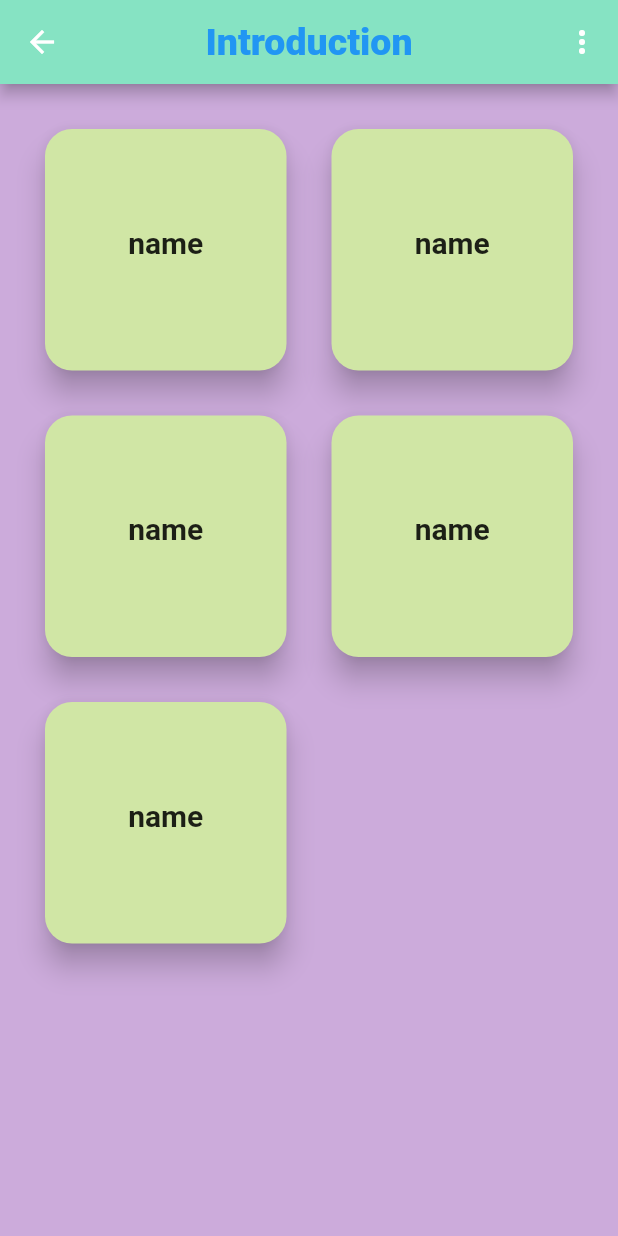
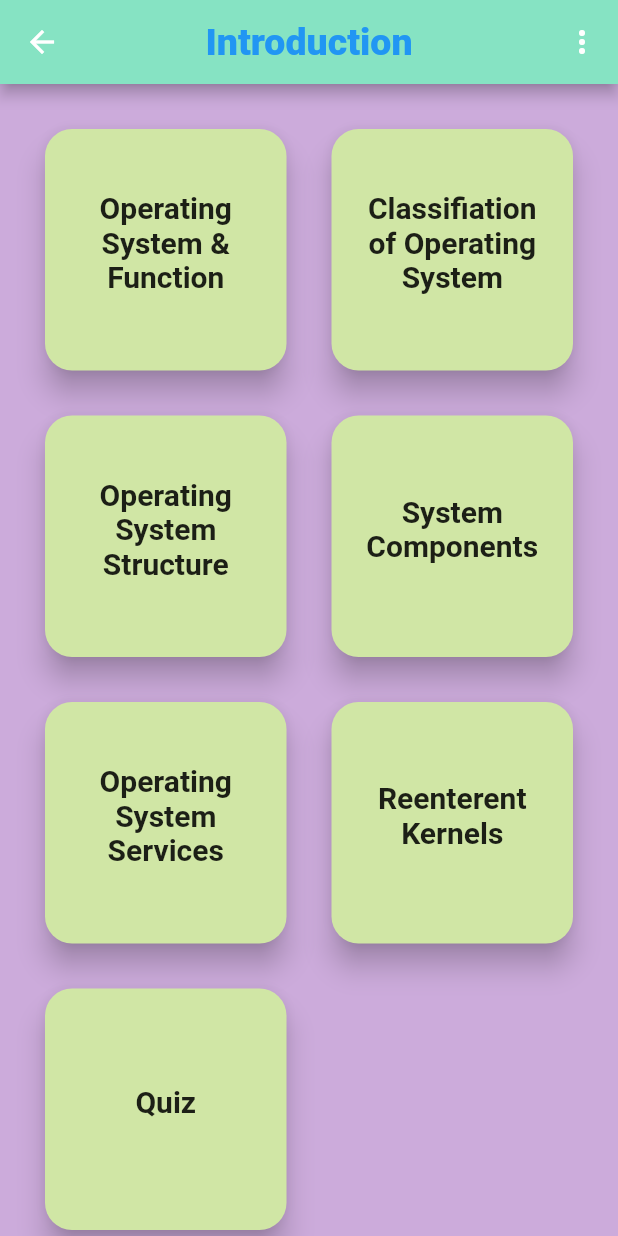
Before and after one commit to AmarjeetSrivastava/notestemplate, a Flutter app: the screen it shows after launch, after a tap on "Introduction", on a phone screen of 412 x 824 dp. Run offline on Flutter 3.47's test engine with Material 2 defaults, Android fonts, the phone set to English and light mode, and no system bars; missing offline and left inert: bulleted_list.

Commit message:
chapters-added

```diff
--- a/lib/data/data.dart
+++ b/lib/data/data.dart
@@ -1,18 +1,11 @@
 import 'package:my_notes/models/model.dart';
+import 'package:my_notes/pages/quiz.dart';
 import 'package:my_notes/pages/topics.dart';
 
 const applicationName = "Operating System Notes";
 
-// //Chapters List
-// final chapters = [
-//   "Introduction",
-//   "Concurrent Processes",
-//   "CPU Scheduling",
-//   "Memory management",
-//   "I/O Management and Disk Scheduling",
-// ];
+//Topics Lists
 
-// //Topics Lists
 // List topic1 = [
 //   "Operating System & Function",
 //   "Classifiation of Operating System",
@@ -289,17 +282,141 @@ final questions = [
 
 //Chapters and Topic List
 final chapters = [
-  Chapter(chapname: "Introduction", topn: [
-    Topic(name: "name", widget: const TopicName(title: "title")),
-    Topic(name: "name", widget: const TopicName(title: "title")),
-    Topic(name: "name", widget: const TopicName(title: "title")),
-    Topic(name: "name", widget: const TopicName(title: "title")),
-    Topic(name: "name", widget: const TopicName(title: "title")),
+  Chapter(chapterName: "Introduction", topics: [
+    Topic(
+        name: "Operating System & Function",
+        widget: TopicName(title: "yahaa par name lana hai")),
+    Topic(
+        name: "Classifiation of Operating System",
+        widget: const TopicName(title: "title")),
+    Topic(
+        name: "Operating System Structure",
+        widget: const TopicName(title: "title")),
+    Topic(name: "System Components", widget: const TopicName(title: "title")),
+    Topic(
+        name: "Operating System Services",
+        widget: const TopicName(title: "title")),
+    Topic(name: "Reenterent Kernels", widget: const TopicName(title: "title")),
+    Topic(name: "Quiz", widget: const Quiz1()),
   ]),
-  Chapter(chapname: "Introduction", topn: [
-    Topic(name: "name", widget: const TopicName(title: "title")),
-    Topic(name: "name", widget: const TopicName(title: "title")),
-    Topic(name: "name", widget: const TopicName(title: "title")),
-    Topic(name: "name", widget: const TopicName(title: "title")),
-  ]),
+  Chapter(
+    chapterName: "Concurrent Processes",
+    topics: [
+      Topic(name: "Process Concept", widget: const TopicName(title: "title")),
+      Topic(
+          name: "Principal of Concurrency",
+          widget: const TopicName(title: "title")),
+      Topic(
+          name: "Producer/Consumer Problem",
+          widget: const TopicName(title: "title")),
+      Topic(name: "Mutual Exclution", widget: const TopicName(title: "title")),
+      Topic(
+          name: "Critical Section Problem",
+          widget: const TopicName(title: "title")),
+      Topic(name: "Dekker's Solution", widget: const TopicName(title: "title")),
+      Topic(
+          name: "PeterSon's Solution", widget: const TopicName(title: "title")),
+      Topic(name: "Semaphores", widget: const TopicName(title: "title")),
+      Topic(
+          name: "Test and Set Operation",
+          widget: const TopicName(title: "title")),
+      Topic(
+          name: "Classical Problem in Concurrency",
+          widget: const TopicName(title: "title")),
+      Topic(
+          name: "Inter Process Communicationn",
+          widget: const TopicName(title: "title")),
+      Topic(
+          name: "Process Generation", widget: const TopicName(title: "title")),
+      Topic(name: "Quiz", widget: const TopicName(title: "title")),
+    ],
+  ),
+  Chapter(
+    chapterName: "CPU Scheduling",
+    topics: [
+      Topic(
+          name: "Scheduling Concepts", widget: const TopicName(title: "title")),
+      Topic(
+          name: "Performance Criteria",
+          widget: const TopicName(title: "title")),
+      Topic(name: "Process States", widget: const TopicName(title: "title")),
+      Topic(
+          name: "Process Transition Diagram",
+          widget: const TopicName(title: "title")),
+      Topic(name: "Schedulers", widget: const TopicName(title: "title")),
+      Topic(
+          name: "Process Control Block",
+          widget: const TopicName(title: "title")),
+      Topic(
+          name: "Process Address Space",
+          widget: const TopicName(title: "title")),
+      Topic(
+          name: "Process Identification Informatiion",
+          widget: const TopicName(title: "title")),
+      Topic(
+          name: "Threads and their Management",
+          widget: const TopicName(title: "title")),
+      Topic(
+          name: "Scheduling Algorithms",
+          widget: const TopicName(title: "title")),
+      Topic(
+          name: "MultiProcessor Scheduling",
+          widget: const TopicName(title: "title")),
+      Topic(name: "Deadlock", widget: const TopicName(title: "title")),
+      Topic(name: "Quiz", widget: const TopicName(title: "title")),
+    ],
+  ),
+  Chapter(
+    chapterName: "Memory management",
+    topics: [
+      Topic(name: "Base Bare Machine", widget: const TopicName(title: "title")),
+      Topic(name: "Resident Monitor", widget: const TopicName(title: "title")),
+      Topic(
+          name: "Multiprogramming with Fixed Partition",
+          widget: const TopicName(title: "title")),
+      Topic(
+          name: "MultiProgramming with Variable Partition",
+          widget: const TopicName(title: "title")),
+      Topic(name: "Protection Scemes", widget: const TopicName(title: "title")),
+      Topic(name: "Paging", widget: const TopicName(title: "title")),
+      Topic(name: "Segmentaion", widget: const TopicName(title: "title")),
+      Topic(
+          name: "Paged Segmentation", widget: const TopicName(title: "title")),
+      Topic(
+          name: "Virtual Memory Concepts",
+          widget: const TopicName(title: "title")),
+      Topic(name: "Demand Paging", widget: const TopicName(title: "title")),
+      Topic(
+          name: "Page Replacement Algorithms",
+          widget: const TopicName(title: "title")),
+      Topic(name: "Thrasing", widget: const TopicName(title: "title")),
+      Topic(
+          name: "Cache Memory Organization",
+          widget: const TopicName(title: "title")),
+      Topic(
+          name: "Locality of Reference",
+          widget: const TopicName(title: "title")),
+      Topic(name: "Quiz", widget: const TopicName(title: "title")),
+    ],
+  ),
+  Chapter(
+    chapterName: "I/O Management and Disk Scheduling",
+    topics: [
+      Topic(name: "I/O Devices", widget: const TopicName(title: "title")),
+      Topic(name: "I/O Subsystems", widget: const TopicName(title: "title")),
+      Topic(name: "I/O Bufferings", widget: const TopicName(title: "title")),
+      Topic(
+          name: "Disk Storage and Disk Scheduling",
+          widget: const TopicName(title: "title")),
+      Topic(name: "RAID", widget: const TopicName(title: "title")),
+      Topic(name: "File System", widget: const TopicName(title: "title")),
+      Topic(
+          name: "File System Implementation",
+          widget: const TopicName(title: "title")),
+      Topic(
+          name: "File System Protection and Security",
+          widget: const TopicName(title: "title")),
+      Topic(name: "Quiz", widget: const TopicName(title: "title")),
+    ],
+  ),
 ];
--- a/lib/models/model.dart
+++ b/lib/models/model.dart
@@ -32,10 +32,10 @@ class Topic {
 
 //Chapter Model
 class Chapter {
-  String chapname;
-  List<Topic> topn;
+  String chapterName;
+  List<Topic> topics;
   Chapter({
-    required this.chapname,
-    required this.topn,
+    required this.chapterName,
+    required this.topics,
   });
 }
--- a/lib/pages/chapters.dart
+++ b/lib/pages/chapters.dart
@@ -19,7 +19,7 @@ class CardDesign extends StatelessWidget {
       appBar: MyAppBar(title: title),
       body: GridView.builder(
           padding: const EdgeInsets.all(30),
-          itemCount: chapters[indexing].topn.length,
+          itemCount: chapters[indexing].topics.length,
           gridDelegate: const SliverGridDelegateWithFixedCrossAxisCount(
             crossAxisCount: 2,
             crossAxisSpacing: 30,
@@ -36,7 +36,7 @@ class CardDesign extends StatelessWidget {
                     context,
                     MaterialPageRoute(
                         builder: (context) =>
-                            chapters[indexing].topn[index].widget),
+                            chapters[indexing].topics[index].widget),
                   );
                 },
                 child: Column(
@@ -46,7 +46,7 @@ class CardDesign extends StatelessWidget {
                       height: 5,
                     ),
                     Text(
-                      chapters[indexing].topn[index].name,
+                      chapters[indexing].topics[index].name,
                       textAlign: TextAlign.center,
                       style: cardStyle,
                     ),
--- a/lib/widgets/widgets.dart
+++ b/lib/widgets/widgets.dart
@@ -128,7 +128,7 @@ class MyChapters extends StatelessWidget {
                 context,
                 MaterialPageRoute(
                     builder: (context) => CardDesign(
-                        title: chapters[index].chapname, indexing: index)),
+                        title: chapters[index].chapterName, indexing: index)),
               );
             },
             child: Column(
@@ -138,7 +138,7 @@ class MyChapters extends StatelessWidget {
                   height: 5,
                 ),
                 Text(
-                  chapters[index].chapname,
+                  chapters[index].chapterName,
                   textAlign: TextAlign.center,
                   style: cardStyle,
                 ),
```
